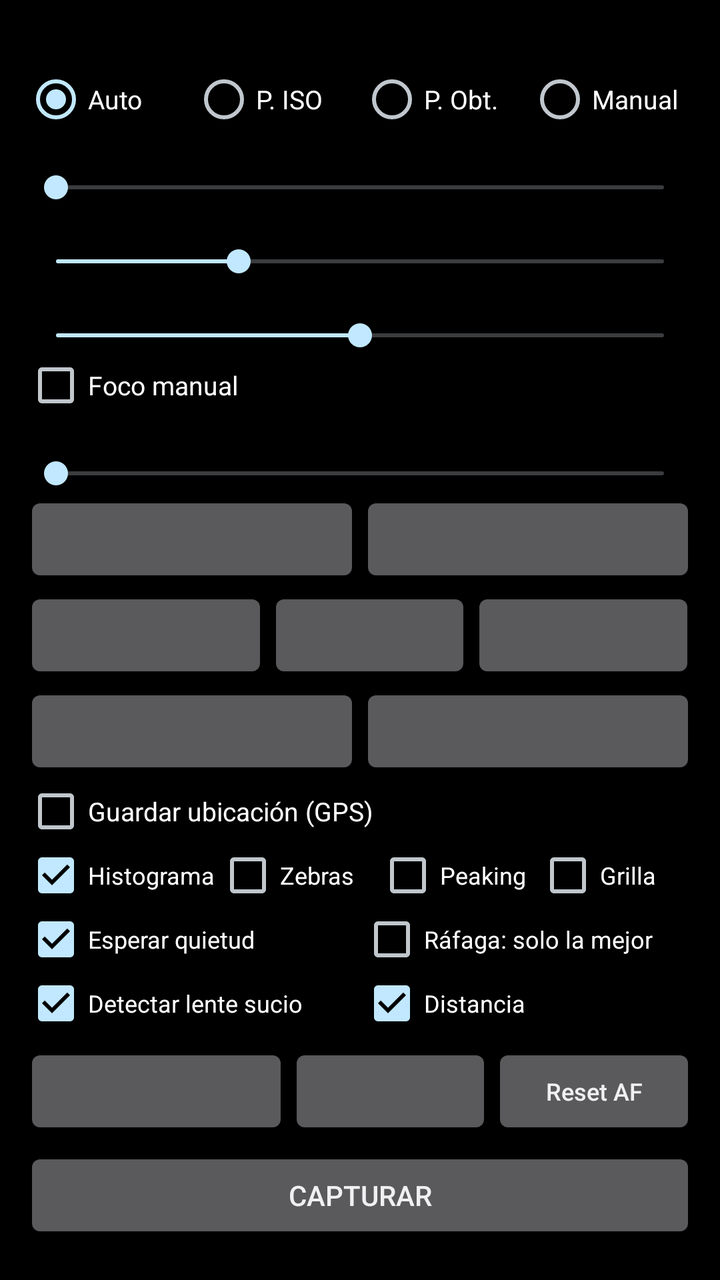
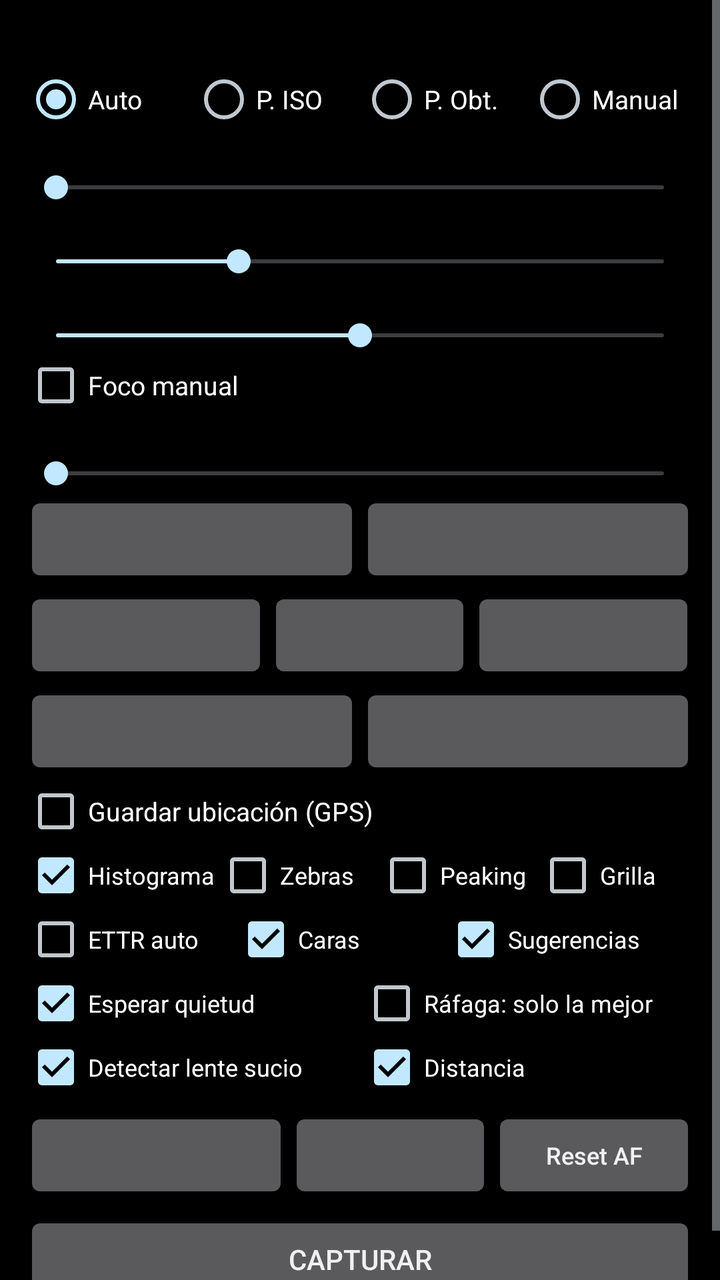

Compare the two renders of this Android layout. The source of the first and the diff that turns it into the second are given below.
<!-- AndroidManifest.xml: application theme android:Theme.DeviceDefault.NoActionBar -->
<!-- res/layout/activity_main.xml -->
<?xml version="1.0" encoding="utf-8"?>
<LinearLayout xmlns:android="http://schemas.android.com/apk/res/android"
    android:layout_width="match_parent"
    android:layout_height="match_parent"
    android:background="#000000"
    android:orientation="vertical">

    <FrameLayout
        android:id="@+id/previewFrame"
        android:layout_width="match_parent"
        android:layout_height="0dp">

        <TextureView
            android:id="@+id/preview"
            android:layout_width="match_parent"
            android:layout_height="match_parent" />

        <dev.campa.rawcam.OverlayView
            android:id="@+id/overlay"
            android:layout_width="match_parent"
            android:layout_height="match_parent" />

        <View
            android:id="@+id/focusRing"
            android:layout_width="64dp"
            android:layout_height="64dp"
            android:layout_gravity="top|start"
            android:background="@drawable/focus_ring"
            android:visibility="gone" />

        <TextView
            android:id="@+id/lockBadge"
            android:layout_width="wrap_content"
            android:layout_height="wrap_content"
            android:layout_gravity="top|start"
            android:layout_margin="8dp"
            android:background="#FFD54F"
            android:paddingHorizontal="6dp"
            android:paddingVertical="2dp"
            android:text="AE/AF LOCK"
            android:textColor="#000000"
            android:textSize="12sp"
            android:visibility="gone" />

        <TextView
            android:id="@+id/distanceBadge"
            android:layout_width="wrap_content"
            android:layout_height="wrap_content"
            android:layout_gravity="top|end"
            android:layout_margin="8dp"
            android:background="#99000000"
            android:gravity="end"
            android:paddingHorizontal="6dp"
            android:paddingVertical="3dp"
            android:textColor="#FFFFFF"
            android:textSize="12sp"
            android:visibility="gone" />

        <TextView
            android:id="@+id/lensWarning"
            android:layout_width="wrap_content"
            android:layout_height="wrap_content"
            android:layout_gravity="top|center_horizontal"
            android:layout_marginTop="40dp"
            android:background="#E6D32F2F"
            android:paddingHorizontal="10dp"
            android:paddingVertical="6dp"
            android:textColor="#FFFFFF"
            android:textSize="13sp"
            android:visibility="gone" />

        <TextView
            android:id="@+id/lensDebug"
            android:layout_width="wrap_content"
            android:layout_height="wrap_content"
            android:layout_gravity="bottom|end"
            android:layout_margin="8dp"
            android:background="#66000000"
            android:paddingHorizontal="4dp"
            android:textColor="#CCFFFFFF"
            android:textSize="10sp"
            android:visibility="gone" />

        <TextView
            android:id="@+id/countdownText"
            android:layout_width="wrap_content"
            android:layout_height="wrap_content"
            android:layout_gravity="center"
            android:shadowColor="#000000"
            android:shadowRadius="8"
            android:textColor="#FFFFFF"
            android:textSize="96sp"
            android:visibility="gone" />
    </FrameLayout>

    <ScrollView
        android:layout_width="match_parent"
        android:layout_height="0dp"
        android:layout_weight="1">

        <LinearLayout
            android:layout_width="match_parent"
            android:layout_height="wrap_content"
            android:orientation="vertical"
            android:padding="12dp">

            <TextView
                android:id="@+id/info"
                android:layout_width="wrap_content"
                android:layout_height="wrap_content"
                android:textColor="#FFFFFF"
                android:textSize="13sp" />

            <RadioGroup
                android:id="@+id/modeGroup"
                android:layout_width="match_parent"
                android:layout_height="wrap_content"
                android:layout_marginTop="4dp"
                android:checkedButton="@+id/modeAuto"
                android:orientation="horizontal">

                <RadioButton
                    android:id="@+id/modeAuto"
                    android:layout_width="0dp"
                    android:layout_height="wrap_content"
                    android:layout_weight="1"
                    android:text="Auto"
                    android:textColor="#FFFFFF"
                    android:textSize="13sp" />

                <RadioButton
                    android:id="@+id/modeIso"
                    android:layout_width="0dp"
                    android:layout_height="wrap_content"
                    android:layout_weight="1"
                    android:text="P. ISO"
                    android:textColor="#FFFFFF"
                    android:textSize="13sp" />

                <RadioButton
                    android:id="@+id/modeShutter"
                    android:layout_width="0dp"
                    android:layout_height="wrap_content"
                    android:layout_weight="1"
                    android:text="P. Obt."
                    android:textColor="#FFFFFF"
                    android:textSize="13sp" />

                <RadioButton
                    android:id="@+id/modeManual"
                    android:layout_width="0dp"
                    android:layout_height="wrap_content"
                    android:layout_weight="1"
                    android:text="Manual"
                    android:textColor="#FFFFFF"
                    android:textSize="13sp" />
            </RadioGroup>

            <TextView
                android:id="@+id/evLabel"
                android:layout_width="wrap_content"
                android:layout_height="wrap_content"
                android:textColor="#AAAAAA" />

            <SeekBar
                android:id="@+id/evBar"
                android:layout_width="match_parent"
                android:layout_height="wrap_content" />

            <TextView
                android:id="@+id/isoLabel"
                android:layout_width="wrap_content"
                android:layout_height="wrap_content"
                android:textColor="#AAAAAA" />

            <SeekBar
                android:id="@+id/isoBar"
                android:layout_width="match_parent"
                android:layout_height="wrap_content"
                android:max="1000"
                android:progress="300" />

            <TextView
                android:id="@+id/expLabel"
                android:layout_width="wrap_content"
                android:layout_height="wrap_content"
                android:textColor="#AAAAAA" />

            <SeekBar
                android:id="@+id/expBar"
                android:layout_width="match_parent"
                android:layout_height="wrap_content"
                android:max="1000"
                android:progress="500" />

            <CheckBox
                android:id="@+id/focusToggle"
                android:layout_width="wrap_content"
                android:layout_height="wrap_content"
                android:text="Foco manual"
                android:textColor="#FFFFFF"
                android:textSize="13sp" />

            <TextView
                android:id="@+id/focusLabel"
                android:layout_width="wrap_content"
                android:layout_height="wrap_content"
                android:textColor="#AAAAAA" />

            <SeekBar
                android:id="@+id/focusBar"
                android:layout_width="match_parent"
                android:layout_height="wrap_content"
                android:enabled="false"
                android:max="1000"
                android:progress="0" />

            <LinearLayout
                android:layout_width="match_parent"
                android:layout_height="wrap_content"
                android:orientation="horizontal">

                <Button
                    android:id="@+id/wbBtn"
                    android:layout_width="0dp"
                    android:layout_height="wrap_content"
                    android:layout_weight="1"
                    android:textAllCaps="false"
                    android:textSize="12sp" />

                <Button
                    android:id="@+id/lensBtn"
                    android:layout_width="0dp"
                    android:layout_height="wrap_content"
                    android:layout_weight="1"
                    android:textAllCaps="false"
                    android:textSize="12sp" />
            </LinearLayout>

            <LinearLayout
                android:layout_width="match_parent"
                android:layout_height="wrap_content"
                android:orientation="horizontal">

                <Button
                    android:id="@+id/formatBtn"
                    android:layout_width="0dp"
                    android:layout_height="wrap_content"
                    android:layout_weight="1.2"
                    android:textAllCaps="false"
                    android:textSize="12sp" />

                <Button
                    android:id="@+id/qualityBtn"
                    android:layout_width="0dp"
                    android:layout_height="wrap_content"
                    android:layout_weight="1"
                    android:textAllCaps="false"
                    android:textSize="12sp" />

                <Button
                    android:id="@+id/processBtn"
                    android:layout_width="0dp"
                    android:layout_height="wrap_content"
                    android:layout_weight="1.1"
                    android:textAllCaps="false"
                    android:textSize="12sp" />
            </LinearLayout>

            <LinearLayout
                android:layout_width="match_parent"
                android:layout_height="wrap_content"
                android:orientation="horizontal">

                <Button
                    android:id="@+id/intervalBtn"
                    android:layout_width="0dp"
                    android:layout_height="wrap_content"
                    android:layout_weight="1"
                    android:textAllCaps="false"
                    android:textSize="12sp" />

                <Button
                    android:id="@+id/shotsBtn"
                    android:layout_width="0dp"
                    android:layout_height="wrap_content"
                    android:layout_weight="1"
                    android:textAllCaps="false"
                    android:textSize="12sp" />
            </LinearLayout>

            <CheckBox
                android:id="@+id/locationToggle"
                android:layout_width="wrap_content"
                android:layout_height="wrap_content"
                android:text="Guardar ubicación (GPS)"
                android:textColor="#FFFFFF"
                android:textSize="13sp" />

            <TextView
                android:id="@+id/kelvinLabel"
                android:layout_width="wrap_content"
                android:layout_height="wrap_content"
                android:textColor="#AAAAAA"
                android:visibility="gone" />

            <SeekBar
                android:id="@+id/kelvinBar"
                android:layout_width="match_parent"
                android:layout_height="wrap_content"
                android:max="80"
                android:progress="35"
                android:visibility="gone" />

            <LinearLayout
                android:layout_width="match_parent"
                android:layout_height="wrap_content"
                android:orientation="horizontal">

                <CheckBox
                    android:id="@+id/histToggle"
                    android:layout_width="0dp"
                    android:layout_height="wrap_content"
                    android:layout_weight="1.2"
                    android:checked="true"
                    android:text="Histograma"
                    android:textColor="#FFFFFF"
                    android:textSize="12sp" />

                <CheckBox
                    android:id="@+id/zebraToggle"
                    android:layout_width="0dp"
                    android:layout_height="wrap_content"
                    android:layout_weight="1"
                    android:text="Zebras"
                    android:textColor="#FFFFFF"
                    android:textSize="12sp" />

                <CheckBox
                    android:id="@+id/peakToggle"
                    android:layout_width="0dp"
                    android:layout_height="wrap_content"
                    android:layout_weight="1"
                    android:text="Peaking"
                    android:textColor="#FFFFFF"
                    android:textSize="12sp" />

                <CheckBox
                    android:id="@+id/gridToggle"
                    android:layout_width="0dp"
                    android:layout_height="wrap_content"
                    android:layout_weight="1"
                    android:text="Grilla"
                    android:textColor="#FFFFFF"
                    android:textSize="12sp" />
            </LinearLayout>

            <LinearLayout
                android:layout_width="match_parent"
                android:layout_height="wrap_content"
                android:orientation="horizontal">

                <CheckBox
                    android:id="@+id/steadyToggle"
                    android:layout_width="0dp"
                    android:layout_height="wrap_content"
                    android:layout_weight="1"
                    android:checked="true"
                    android:text="Esperar quietud"
                    android:textColor="#FFFFFF"
                    android:textSize="12sp" />

                <CheckBox
                    android:id="@+id/bestToggle"
                    android:layout_width="0dp"
                    android:layout_height="wrap_content"
                    android:layout_weight="1"
                    android:text="Ráfaga: solo la mejor"
                    android:textColor="#FFFFFF"
                    android:textSize="12sp" />
            </LinearLayout>

            <LinearLayout
                android:layout_width="match_parent"
                android:layout_height="wrap_content"
                android:orientation="horizontal">

                <CheckBox
                    android:id="@+id/lensToggle"
                    android:layout_width="0dp"
                    android:layout_height="wrap_content"
                    android:layout_weight="1"
                    android:checked="true"
                    android:text="Detectar lente sucio"
                    android:textColor="#FFFFFF"
                    android:textSize="12sp" />

                <CheckBox
                    android:id="@+id/distanceToggle"
                    android:layout_width="0dp"
                    android:layout_height="wrap_content"
                    android:layout_weight="1"
                    android:checked="true"
                    android:text="Distancia"
                    android:textColor="#FFFFFF"
                    android:textSize="12sp" />
            </LinearLayout>

            <LinearLayout
                android:layout_width="match_parent"
                android:layout_height="wrap_content"
                android:layout_marginTop="4dp"
                android:orientation="horizontal">

                <Button
                    android:id="@+id/driveBtn"
                    android:layout_width="0dp"
                    android:layout_height="wrap_content"
                    android:layout_weight="1.3"
                    android:textAllCaps="false"
                    android:textSize="12sp" />

                <Button
                    android:id="@+id/timerBtn"
                    android:layout_width="0dp"
                    android:layout_height="wrap_content"
                    android:layout_weight="1"
                    android:textAllCaps="false"
                    android:textSize="12sp" />

                <Button
                    android:id="@+id/resetBtn"
                    android:layout_width="0dp"
                    android:layout_height="wrap_content"
                    android:layout_weight="1"
                    android:text="Reset AF"
                    android:textAllCaps="false"
                    android:textSize="12sp" />
            </LinearLayout>

            <Button
                android:id="@+id/shutter"
                android:layout_width="match_parent"
                android:layout_height="wrap_content"
                android:layout_marginTop="4dp"
                android:text="Capturar" />
        </LinearLayout>
    </ScrollView>
</LinearLayout>
<!-- resources referenced by this layout -->
<resources>
  <!-- drawable focus_ring (drawable) -->
  <?xml version="1.0" encoding="utf-8"?>
  <shape xmlns:android="http://schemas.android.com/apk/res/android"
      android:shape="rectangle">
      <stroke
          android:width="2dp"
          android:color="#FFD54F" />
      <corners android:radius="6dp" />
  </shape>
</resources>

<!-- the commit's change to res/layout/activity_main.xml (unified diff, before → after) -->
@@ -70,6 +70,33 @@
             android:visibility="gone" />
 
         <TextView
+            android:id="@+id/suggestionChip"
+            android:layout_width="wrap_content"
+            android:layout_height="wrap_content"
+            android:layout_gravity="top|center_horizontal"
+            android:layout_marginTop="84dp"
+            android:background="#E61565C0"
+            android:paddingHorizontal="12dp"
+            android:paddingVertical="8dp"
+            android:textColor="#FFFFFF"
+            android:textSize="13sp"
+            android:visibility="gone" />
+
+        <TextView
+            android:id="@+id/astroBadge"
+            android:layout_width="wrap_content"
+            android:layout_height="wrap_content"
+            android:layout_gravity="top|start"
+            android:layout_marginStart="8dp"
+            android:layout_marginTop="36dp"
+            android:background="#CC1A237E"
+            android:paddingHorizontal="8dp"
+            android:paddingVertical="6dp"
+            android:textColor="#FFFFFF"
+            android:textSize="11sp"
+            android:visibility="gone" />
+
+        <TextView
             android:id="@+id/lensDebug"
             android:layout_width="wrap_content"
             android:layout_height="wrap_content"
@@ -361,6 +388,41 @@
                 android:orientation="horizontal">
 
                 <CheckBox
+                    android:id="@+id/ettrToggle"
+                    android:layout_width="0dp"
+                    android:layout_height="wrap_content"
+                    android:layout_weight="1"
+                    android:text="ETTR auto"
+                    android:textColor="#FFFFFF"
+                    android:textSize="12sp" />
+
+                <CheckBox
+                    android:id="@+id/faceToggle"
+                    android:layout_width="0dp"
+                    android:layout_height="wrap_content"
+                    android:layout_weight="1"
+                    android:checked="true"
+                    android:text="Caras"
+                    android:textColor="#FFFFFF"
+                    android:textSize="12sp" />
+
+                <CheckBox
+                    android:id="@+id/sceneToggle"
+                    android:layout_width="0dp"
+                    android:layout_height="wrap_content"
+                    android:layout_weight="1.2"
+                    android:checked="true"
+                    android:text="Sugerencias"
+                    android:textColor="#FFFFFF"
+                    android:textSize="12sp" />
+            </LinearLayout>
+
+            <LinearLayout
+                android:layout_width="match_parent"
+                android:layout_height="wrap_content"
+                android:orientation="horizontal">
+
+                <CheckBox
                     android:id="@+id/steadyToggle"
                     android:layout_width="0dp"
                     android:layout_height="wrap_content"
